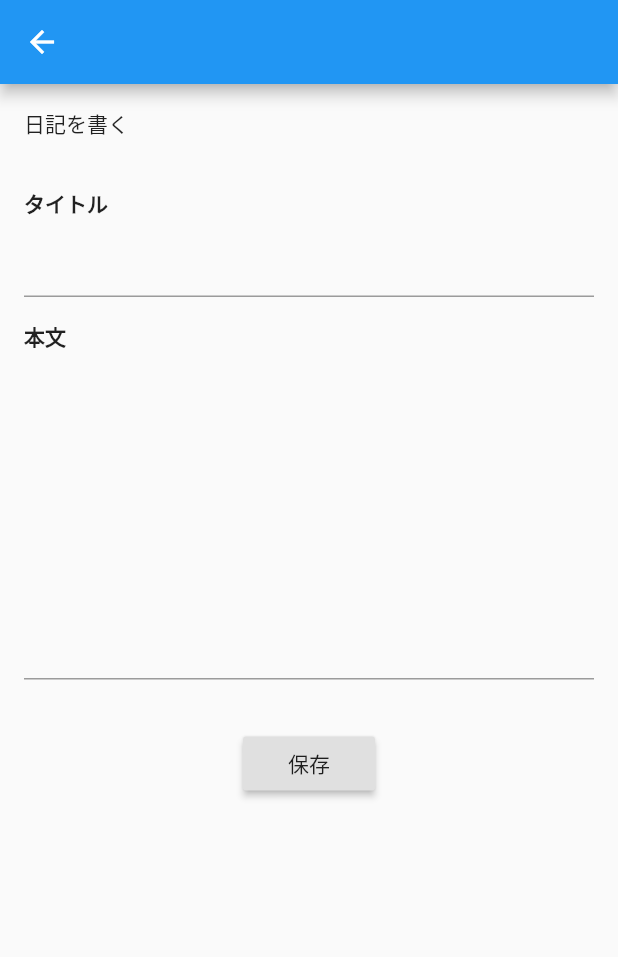
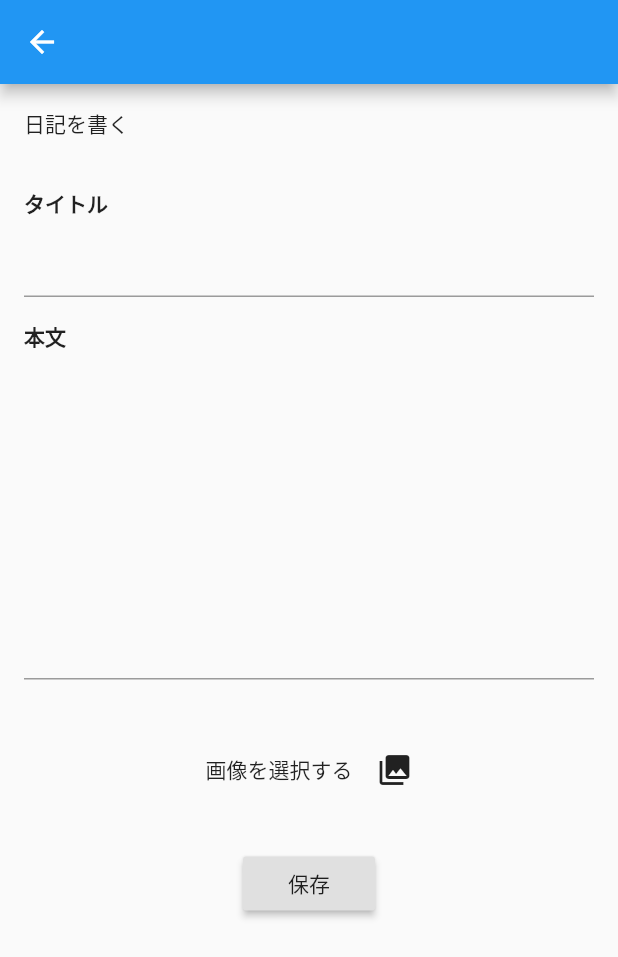
Before and after one commit to chooyan-eng/flutter_awesome_diary, a Flutter app: the screen it shows after launch, after a tap on the "add" icon, on a phone screen of 412 x 824 dp. Shown: the top 957 px of the screen. Run offline on Flutter 3.47's test engine with Material 2 defaults, Android fonts, the phone set to English and light mode, and no system bars; our stand-ins replace image_picker, sqflite, toast; accounts and stored records are empty.

Commit message:
8-5まで

```diff
--- a/lib/create_diary.dart
+++ b/lib/create_diary.dart
@@ -1,5 +1,8 @@
+import 'dart:io';
+
 import 'package:awesome_diary/diary_provider.dart';
 import 'package:flutter/material.dart';
+import 'package:image_picker/image_picker.dart';
 import 'package:toast/toast.dart';
 
 class CreateDiary extends StatefulWidget {
@@ -20,12 +23,23 @@ class _CreateDiaryState extends State<CreateDiary> {
   final _titleEditController = TextEditingController();
   final _bodyEditController = TextEditingController();
 
+  File _imageFile;
+
+  Future<void> _pickupImage() async {
+    final pickupImageFile = await ImagePicker.pickImage(source: ImageSource.gallery);
+
+    setState(() {
+      _imageFile = pickupImageFile;
+    });
+  }
+
   Future<void> _save(BuildContext context) async {
     final provider = DiaryProvider();
     await provider.open();
     final insertedDiary = await provider.insert(Diary(
       title: _titleEditController.text,
       body: _bodyEditController.text,
+      imageFile: _imageFile,
       createdAt: DateTime.now(),
     ));
     await provider.close();
@@ -45,6 +59,7 @@ class _CreateDiaryState extends State<CreateDiary> {
       id: widget.baseDiary.id,
       title: _titleEditController.text,
       body: _bodyEditController.text,
+      imageFile: _imageFile,
       createdAt: widget.baseDiary.createdAt,
     ));
     await provider.close();
@@ -62,6 +77,9 @@ class _CreateDiaryState extends State<CreateDiary> {
     if (widget.baseDiary != null) {
       _titleEditController.text = widget.baseDiary.title;
       _bodyEditController.text = widget.baseDiary.body;
+      setState(() {
+        _imageFile = widget.baseDiary.imageFile;
+      });
     }
     super.initState();
   }
@@ -101,6 +119,28 @@ class _CreateDiaryState extends State<CreateDiary> {
             ),
             const SizedBox(height: 32),
             Center(
+              child: Container(
+                width: MediaQuery.of(context).size.width / 2,
+                child: _imageFile == null ? SizedBox.shrink() : Image.file(_imageFile),
+              ),
+            ),
+            const SizedBox(height: 8),
+            InkWell(
+              onTap: _pickupImage,
+              child: Padding(
+                padding: const EdgeInsets.all(8.0),
+                child: Row(
+                  mainAxisAlignment: MainAxisAlignment.center,
+                  children: <Widget>[
+                    Text('画像を選択する'),
+                    const SizedBox(width: 16),
+                    Icon(Icons.photo_library),
+                  ],
+                ),
+              ),
+            ),
+            const SizedBox(height: 32),
+            Center(
               child: RaisedButton(
                 child: Text('保存'),
                 onPressed: () {
--- a/lib/diary_detail.dart
+++ b/lib/diary_detail.dart
@@ -26,6 +26,11 @@ class DiaryDetail extends StatelessWidget {
             ),
             const SizedBox(height: 16),
             Text(diary.body),
+            const SizedBox(height: 16),
+            Container(
+              width: MediaQuery.of(context).size.width,
+              child: diary.imageFile == null ? SizedBox.shrink() : Image.file(diary.imageFile),
+            ),
           ],
         ),
       ),
--- a/lib/diary_provider.dart
+++ b/lib/diary_provider.dart
@@ -1,21 +1,26 @@
+import 'dart:io';
+
 import 'package:sqflite/sqflite.dart';
 
 final String tableDiary = 'diary';
 final String columnId = '_id';
 final String columnTitle = 'title';
 final String columnBody = 'body';
+final String columnImageFile = 'image_file';
 final String columnCreatedAt = 'created_at';
 
 class Diary {
   int id;
   final String title;
   final String body;
+  final File imageFile;
   final DateTime createdAt;
 
   Diary({
     this.id,
     this.title,
     this.body,
+    this.imageFile,
     this.createdAt,
   });
 
@@ -23,6 +28,7 @@ class Diary {
     var map = <String, dynamic>{
       columnTitle: title,
       columnBody: body,
+      columnImageFile: imageFile.path,
       columnCreatedAt: createdAt.millisecondsSinceEpoch,
     };
     if (id != null) {
@@ -36,6 +42,7 @@ class Diary {
       id: map[columnId],
       title: map[columnTitle],
       body: map[columnBody],
+      imageFile: File(map[columnImageFile]),
       createdAt: DateTime.fromMillisecondsSinceEpoch(map[columnCreatedAt]),
     );
   }
@@ -45,6 +52,7 @@ class Diary {
       id: -1,
       title: 'Flutterはじめました',
       body: 'TechPitでFlutterの勉強をスタートしました。まずは宣言的UIから勉強中。',
+      imageFile: null,
       createdAt: DateTime.now(),
     );
   }
@@ -64,6 +72,7 @@ class DiaryProvider {
               $columnId integer primary key autoincrement,
               $columnTitle text not null,
               $columnBody text not null,
+              $columnImageFile text,
               $columnCreatedAt integer not null
             )
           ''',
@@ -84,6 +93,7 @@ class DiaryProvider {
         columnId,
         columnTitle,
         columnBody,
+        columnImageFile,
         columnCreatedAt,
       ],
       where: '$columnId = ?',
@@ -102,6 +112,7 @@ class DiaryProvider {
         columnId,
         columnTitle,
         columnBody,
+        columnImageFile,
         columnCreatedAt,
       ],
     );
--- a/pubspec.yaml
+++ b/pubspec.yaml
@@ -29,6 +29,7 @@ dependencies:
   cupertino_icons: ^0.1.3
   sqflite: ^1.3.0+1
   toast: ^0.1.5
+  image_picker: ^0.6.6+1
 
 dev_dependencies:
   flutter_test:
```
Also changed, not shown: pubspec.lock, 3 other files.
